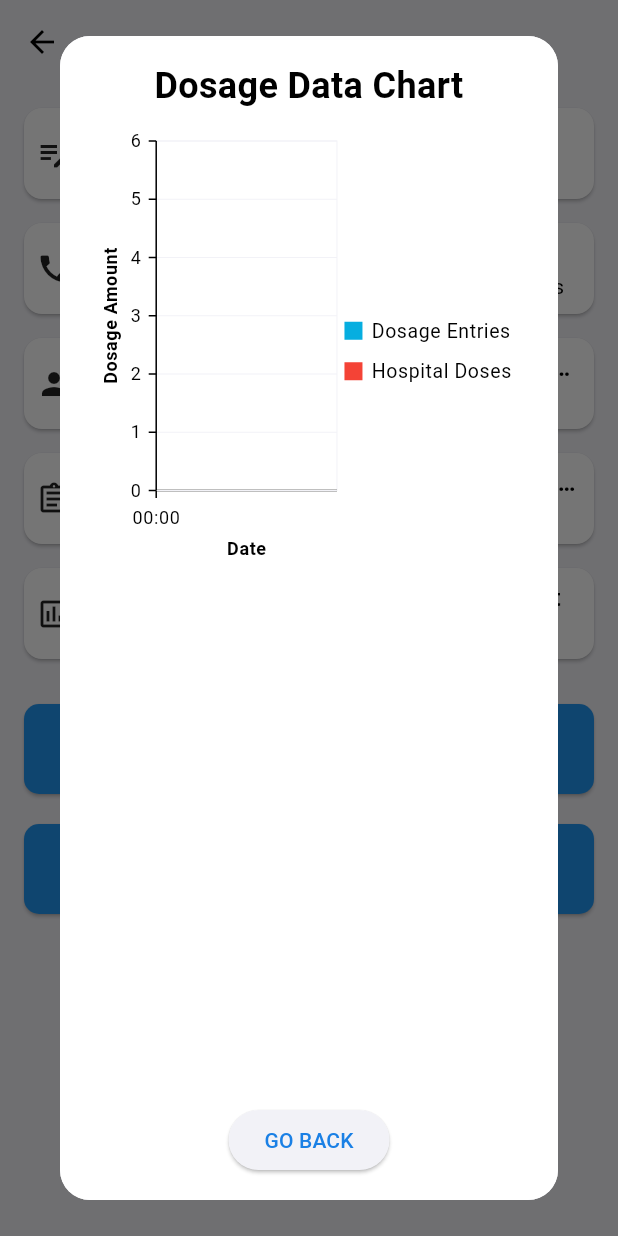
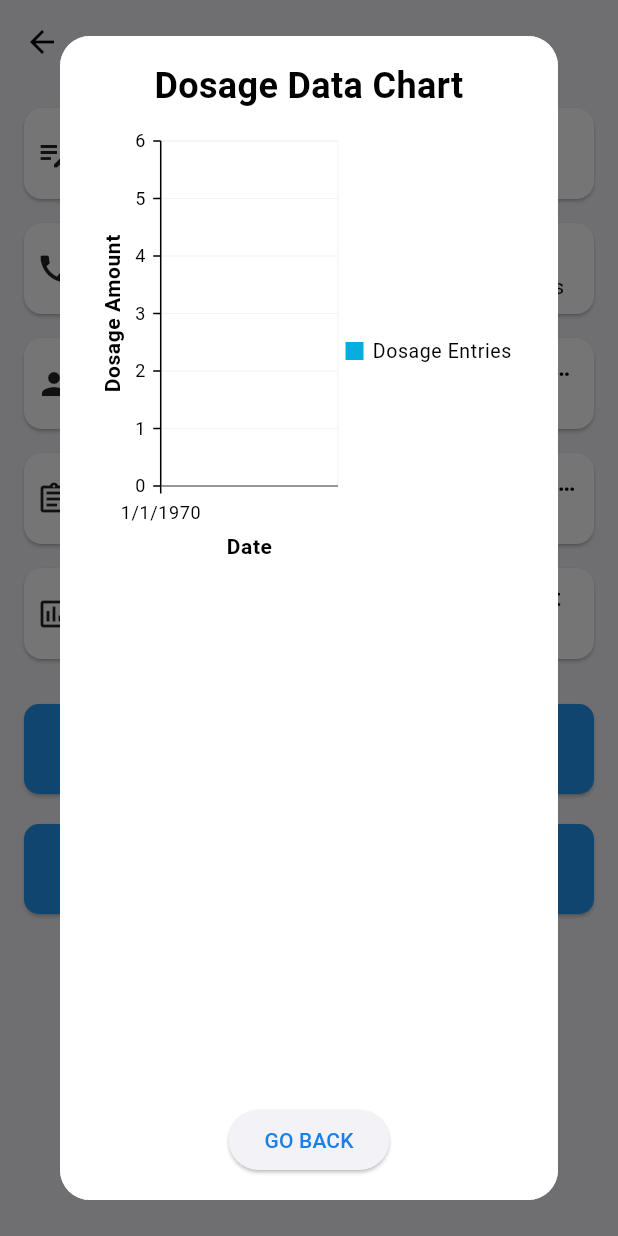
Before and after one commit to KeremTamirci/ImmunotherapyApp, a Flutter app: the PatientDetailScreen screen opened directly with empty values, after a tap on "Dosage Data Chart", on a phone screen of 412 x 824 dp. Run offline on Flutter 3.47's test engine with Material 3 defaults, Android fonts, the phone set to English and light mode, and no system bars; our stand-ins replace accordion, cloud_firestore, firebase_auth, firebase_core, firebase_messaging, fl_chart and 7 more; missing offline and left inert: dart:ffi; accounts and stored records are empty; generated files the repository leaves out were written again.

Commit message:
Fixed a bug for patient detail page graph

```diff
--- a/immunotheraphy_app/lib/doctor/screens/patient_detail_page.dart
+++ b/immunotheraphy_app/lib/doctor/screens/patient_detail_page.dart
@@ -404,21 +404,28 @@ class _PatientDetailScreenState extends State<PatientDetailScreen> {
               }
             },
             primaryXAxis: DateTimeAxis(
+              // plotOffset: 20, //This one and rangePadding are interchangeable
+              rangePadding: ChartRangePadding.additional,
+              labelAlignment: LabelAlignment.end,
+              // edgeLabelPlacement: EdgeLabelPlacement.hide,
+              // desiredIntervals: 4,
+              // intervalType: DateTimeIntervalType.auto,
+              labelIntersectAction: AxisLabelIntersectAction.rotate45,
+              maximumLabels: 6,
+              dateFormat: DateFormat.yMd(),
               title: AxisTitle(
-                text:
-                    AppLocalizations.of(context)!.date, // Horizontal axis title
+                text: AppLocalizations.of(context)!.date,
                 textStyle: const TextStyle(
-                  fontSize: 12,
+                  fontSize: 14,
                   fontWeight: FontWeight.bold,
                 ),
               ),
             ),
             primaryYAxis: NumericAxis(
               title: AxisTitle(
-                text: AppLocalizations.of(context)!
-                    .dosageAmount, // Vertical axis title
+                text: AppLocalizations.of(context)!.dosageAmount,
                 textStyle: const TextStyle(
-                  fontSize: 12,
+                  fontSize: 14,
                   fontWeight: FontWeight.bold,
                 ),
               ),
@@ -437,21 +444,6 @@ class _PatientDetailScreenState extends State<PatientDetailScreen> {
                   shape: DataMarkerType.circle,
                   borderColor: Colors.blue,
                   color: Colors.blue,
-                ),
-              ),
-              LineSeries<DosageData, DateTime>(
-                dataSource:
-                    _dosageData.where((data) => data.isHospital).toList(),
-                xValueMapper: (DosageData data, _) => data.date,
-                yValueMapper: (DosageData data, _) => data.amount,
-                name: AppLocalizations.of(context)!.hospitalDoses,
-                opacity: 0,
-                color: Colors.red,
-                markerSettings: const MarkerSettings(
-                  isVisible: true,
-                  shape: DataMarkerType.circle,
-                  borderColor: Colors.red,
-                  color: Colors.red,
                 ),
               ),
             ],
--- a/immunotheraphy_app/lib/patient/screens/dose_page.dart
+++ b/immunotheraphy_app/lib/patient/screens/dose_page.dart
@@ -86,6 +86,15 @@ class _DosePageState extends State<DosePage> {
                         }
                       },
                       primaryXAxis: DateTimeAxis(
+                        // plotOffset: 20, //This one and rangePadding are interchangeable
+                        rangePadding: ChartRangePadding.additional,
+                        labelAlignment: LabelAlignment.end,
+                        // edgeLabelPlacement: EdgeLabelPlacement.hide,
+                        // desiredIntervals: 4,
+                        // intervalType: DateTimeIntervalType.auto,
+                        labelIntersectAction: AxisLabelIntersectAction.rotate45,
+                        maximumLabels: 6,
+                        dateFormat: DateFormat.yMd(),
                         title: AxisTitle(
                           text: AppLocalizations.of(context)!.date,
                           textStyle: const TextStyle(
```
